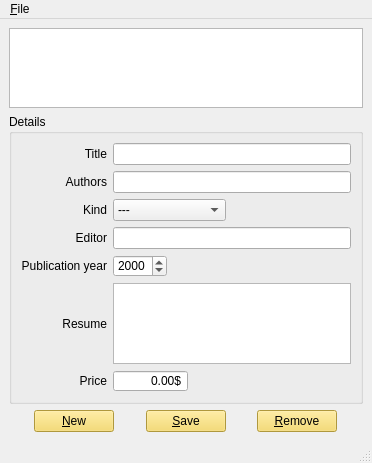
This is src/mainwindow.ui in faouziMohamed/BiblioAppBd as Qt 5 draws it before an edit. The edited form follows.
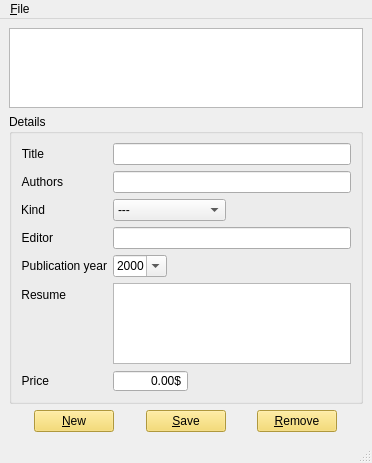
This is the edited form.

```diff
--- a/src/mainwindow.ui
+++ b/src/mainwindow.ui
@@ -42,7 +42,7 @@
       <property name="title">
        <string>Details</string>
       </property>
-      <layout class="QGridLayout" name="gridLayout_2">
+      <layout class="QFormLayout" name="formLayout">
        <item row="0" column="0">
         <widget class="QLabel" name="titleLabel">
          <property name="text">
@@ -157,9 +157,31 @@
         <layout class="QHBoxLayout" name="yearFieldHLayout">
          <item>
           <widget class="QDateEdit" name="yearDateEdit">
+           <property name="inputMethodHints">
+            <set>Qt::ImhPreferNumbers</set>
+           </property>
+           <property name="specialValueText">
+            <string notr="true"/>
+           </property>
+           <property name="dateTime">
+            <datetime>
+             <hour>0</hour>
+             <minute>0</minute>
+             <second>0</second>
+             <year>2000</year>
+             <month>2</month>
+             <day>1</day>
+            </datetime>
+           </property>
            <property name="displayFormat">
             <string>yyyy</string>
            </property>
+           <property name="calendarPopup">
+            <bool>true</bool>
+           </property>
+           <property name="timeSpec">
+            <enum>Qt::LocalTime</enum>
+           </property>
           </widget>
          </item>
          <item>
```
Left out of the diff: 9 changed lines with no effect on the pictures.
